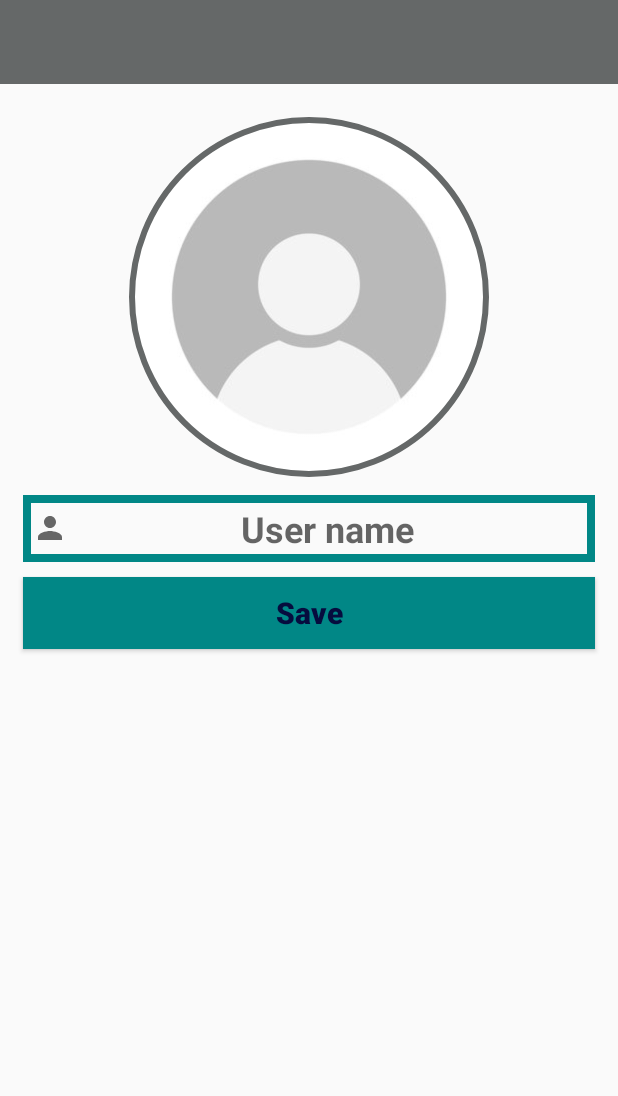
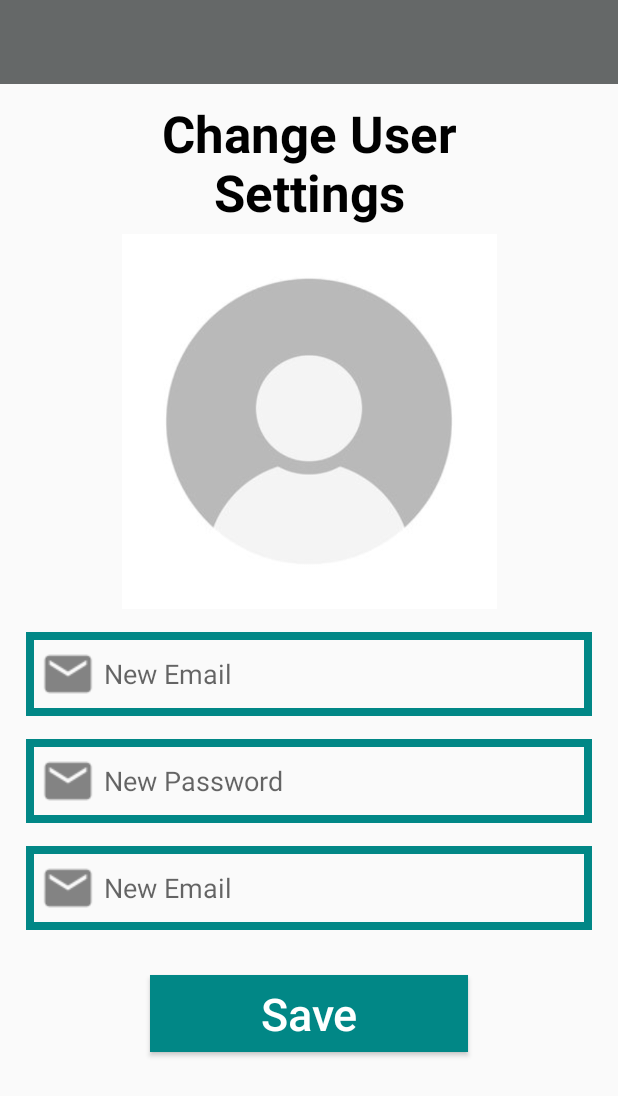
Before and after one commit to sheiiz/e18-co225-android-bluetooth-chatapp, an Android app: the SettingsActivity screen opened directly, with no data from a screen before it, on a phone screen of 412 x 824 dp. Shown: the top 1096 px of the screen. Run offline under Robolectric (Android 15) with nearby library versions, the phone set to English and light mode, and no system bars; our stand-ins replace CircleImageView.

Commit message:
updated settings

```diff
--- a/app/src/main/java/com/example/chatapp/LoginActivity.java
+++ b/app/src/main/java/com/example/chatapp/LoginActivity.java
@@ -88,7 +88,6 @@ public class LoginActivity extends AppCompatActivity {
         UserEmail = (EditText) findViewById(R.id.login_email);
         UserPassword = (EditText) findViewById(R.id.login_password);
         NeedNewAccountLink = (TextView) findViewById(R.id.do_not_have_account_link);
-        ForgetPasswordLink = (TextView) findViewById(R.id.forget_password_link);
         loadingBar = new ProgressDialog(this);
 
 
--- a/app/src/main/res/layout/activity_settings.xml
+++ b/app/src/main/res/layout/activity_settings.xml
@@ -5,53 +5,107 @@
     xmlns:tools="http://schemas.android.com/tools"
     android:layout_width="match_parent"
     android:layout_height="match_parent"
-    tools:context=".SettingsActivity">
+    tools:context=".CreateGroupActivity">
+
 
     <include
-        layout="@layout/app_bar_layout"
-        android:id="@+id/settings_toolbar"/>
+        android:id="@+id/settings_toolbar"
+        layout="@layout/app_bar_layout" />
 
-    <de.hdodenhof.circleimageview.CircleImageView
+    <TextView
+        android:id="@+id/change_settings_title"
+        android:layout_width="match_parent"
+        android:layout_height="wrap_content"
+        android:layout_centerHorizontal="true"
+        android:layout_below="@id/settings_toolbar"
+        android:text="Change User Settings"
+
+        android:layout_marginTop="10dp"
+        android:layout_marginLeft="40dp"
+        android:layout_marginRight="40dp"
+        android:textAlignment="center"
+        android:textSize="34sp"
+        android:textStyle="bold"
+        android:textColor="@color/black"
+        />
+
+    <ImageView
         android:id="@+id/set_profile_image"
-        android:src="@drawable/profile_image"
-        app:civ_border_color="@color/colorPrimary"
-        app:civ_border_width="4dp"
-        android:layout_below="@id/settings_toolbar"
-        android:layout_centerHorizontal="true"
-        android:layout_marginTop="22dp"
-        android:layout_width="240dp"
-        android:layout_height="240dp"/>
+        android:layout_width="match_parent"
+        android:layout_height="250dp"
+        android:layout_below="@id/change_settings_title"
+        android:layout_marginLeft="15dp"
+        android:layout_marginTop="5dp"
+        android:layout_marginRight="15dp"
+        android:src="@drawable/profile_image" />
+
 
     <EditText
-        android:id="@+id/set_user_name"
+        android:id="@+id/change_settings_email"
         android:layout_width="match_parent"
         android:layout_height="wrap_content"
-        android:layout_below="@id/set_profile_image"
-        android:layout_marginLeft="15dp"
-        android:layout_marginTop="12dp"
-        android:layout_marginRight="15dp"
+        android:layout_alignParentStart="true"
+        android:layout_below="@+id/set_profile_image"
+        android:hint="New Email"
+        android:inputType="textEmailAddress"
         android:background="@drawable/inputs"
-        android:drawableStart="@drawable/ic_baseline_person_24"
-        android:hint="User name"
-        android:inputType="textMultiLine"
-        android:padding="6sp"
-        android:textAlignment="center"
-        android:textSize="24sp"
-        android:textStyle="bold" />
+        android:padding="4dp"
+        android:drawableStart="@drawable/email"
+        android:layout_marginTop="15dp"
+        android:layout_marginLeft="17dp"
+        android:layout_marginRight="17dp"
+        />
+
+    <EditText
+        android:id="@+id/change_settings_password"
+        android:layout_width="match_parent"
+        android:layout_height="wrap_content"
+        android:layout_alignParentStart="true"
+        android:layout_below="@+id/change_settings_email"
+        android:hint="New Password"
+        android:inputType="textEmailAddress"
+        android:background="@drawable/inputs"
+        android:padding="4dp"
+        android:drawableStart="@drawable/email"
+        android:layout_marginTop="15dp"
+        android:layout_marginLeft="17dp"
+        android:layout_marginRight="17dp"
+        />
+
+    <EditText
+        android:id="@+id/change_settings_confirm_password"
+        android:layout_width="match_parent"
+        android:layout_height="wrap_content"
+        android:layout_alignParentStart="true"
+        android:layout_below="@+id/change_settings_password"
+        android:hint="New Email"
+        android:inputType="textEmailAddress"
+        android:background="@drawable/inputs"
+        android:padding="4dp"
+        android:drawableStart="@drawable/email"
+        android:layout_marginTop="15dp"
+        android:layout_marginLeft="17dp"
+        android:layout_marginRight="17dp"
+        />
+
 
     <Button
-        android:id="@+id/updating_settings_button"
-        android:layout_below="@id/set_user_name"
-        android:layout_marginTop="10dp"
-        android:layout_marginLeft="15dp"
-        android:layout_marginRight="15dp"
-        android:background="@drawable/buttons"
+        android:id="@+id/save_button"
+        android:layout_width="match_parent"
+        android:layout_height="wrap_content"
+        android:layout_below="@+id/change_settings_confirm_password"
+        android:padding="5dp"
+        android:layout_marginTop="30dp"
+        android:layout_marginLeft="100dp"
+        android:layout_marginRight="100dp"
         android:text="Save"
         android:textAllCaps="false"
-        android:textColor="@color/colorAccent"
-        android:textSize="20sp"
-        android:textStyle="bold"
-        android:layout_width="match_parent"
-        android:layout_height="wrap_content"/>
+        android:textSize="30sp"
+        android:textColor="@android:color/background_light"
+        android:background="@drawable/buttons"
+        />
+
+
+
 
 </RelativeLayout>
```
Also changed, not shown: app/src/main/res/layout/activity_create_group.xml (+31 -13 lines), app/src/main/res/layout/activity_login.xml (+27 -34 lines), app/src/main/res/layout/activity_register.xml (+34 -21 lines).
